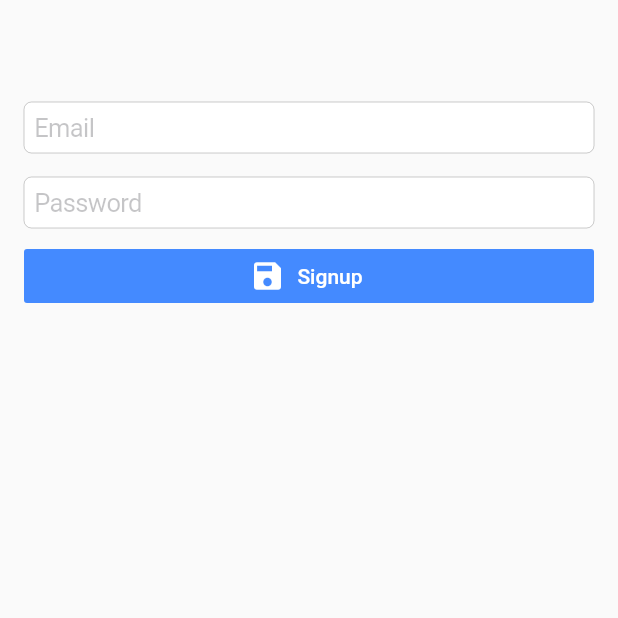
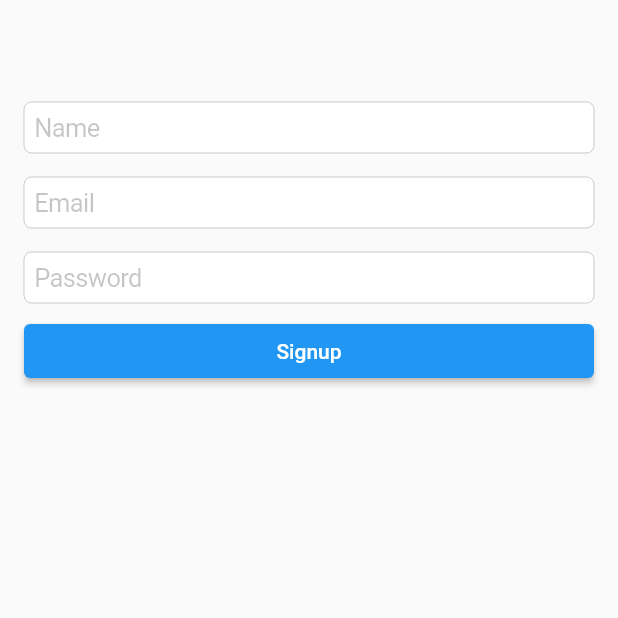
Before and after one commit to PatrickNiyogitare28/flutter_nodejs_auth, a Flutter app: the screen it shows after launch, on a phone screen of 412 x 824 dp, the top half of it. Run offline on Flutter 3.47's test engine with Material 2 defaults, Android fonts, the phone set to English and light mode, and no system bars; our stand-ins replace shared_preferences.

Commit message:
chore: reproduced error

```diff
--- a/flutter_client/lib/main.dart
+++ b/flutter_client/lib/main.dart
@@ -1,10 +1,8 @@
-import 'dart:convert';
 
 import 'package:flutter/material.dart';
-import 'package:flutter/cupertino.dart';
-import 'package:http/http.dart' as http;
-import 'package:shared_preferences/shared_preferences.dart';
 
+import './screens/signup_screen.dart';
+import './screens/landing_screen.dart';
 
 void main() {
   runApp(MyApp());
@@ -16,7 +14,7 @@ class MyApp extends StatelessWidget {
   Widget build(BuildContext context) {
     return MaterialApp(
 
-      home: CupertinoTextFieldDemo(),
+      home: Signup(),
       routes: {
         LandingScreen.id: (context) => LandingScreen()
       },
@@ -27,105 +25,3 @@ class MyApp extends StatelessWidget {
 // Copyright 2019 The Flutter team. All rights reserved.
 // Use of this source code is governed by a BSD-style license that can be
 // found in the LICENSE file.
-
-
-
-
-class CupertinoTextFieldDemo extends StatelessWidget {
-  var email;
-  var password;
-
-  @override
-  Widget build(BuildContext context) {
-    return CupertinoPageScaffold(
-      navigationBar: CupertinoNavigationBar(
-        automaticallyImplyLeading: false,
-      ),
-      child: SafeArea(
-        child: ListView(
-          restorationId: 'text_field_demo_list_view',
-          padding: const EdgeInsets.all(16),
-          children: [
-            Padding(
-              padding: const EdgeInsets.symmetric(vertical: 8),
-              child: CupertinoTextField(
-                textInputAction: TextInputAction.next,
-                restorationId: 'email_address_text_field',
-                placeholder: "Email",
-                keyboardType: TextInputType.emailAddress,
-                clearButtonMode: OverlayVisibilityMode.editing,
-                autocorrect: false,
-                onChanged: (value) {
-                  email = value;
-                },
-              ),
-            ),
-            Padding(
-              padding: const EdgeInsets.symmetric(vertical: 8),
-              child: CupertinoTextField(
-                textInputAction: TextInputAction.next,
-                restorationId: 'login_password_text_field',
-                placeholder: "Password",
-                clearButtonMode: OverlayVisibilityMode.editing,
-                obscureText: true,
-                autocorrect: false,
-                 onChanged: (value) {
-                  password = value;
-                },
-              ),
-            ),
-           FlatButton.icon(
-             onPressed: () async{
-               signup(email, password);
-              SharedPreferences prefs = await SharedPreferences.getInstance();
-              String token = prefs.getString("token");
-              if(token != null){
-               Navigator.pushNamed(context, LandingScreen.id);
-              }
-             },
-             icon: Icon(Icons.save, color: Colors.white,),
-             label: Text("Signup", style: TextStyle(color: Colors.white),
-             ),
-             color: Colors.blueAccent,)
-          ],
-        ),
-      ),
-    );
-  }
-}
-
-
-signup(email, password) async{
-    var url = "http://10.0.2.2:5000/signup";
-    final response = await http.post(
-    url,
-    headers: <String, String>{
-      'Content-Type': 'application/json; charset=UTF-8',
-    },
-    body: jsonEncode(<String, String>{
-      'email': email, 'password': password
-    }),
-  );
-
-  if (response.statusCode == 201) {
-    print(response.body);
-    // SharedPreferences.setMockInitialValues({});
-    SharedPreferences prefs = await SharedPreferences.getInstance();
-    var parse = jsonDecode(response.body);
-    await prefs.setString('token', parse["token"]);
-    String token = prefs.getString("token");
-    print("Token: "+token);
-  } else {
-    throw Exception('Failed to create album....');
-  }
-}
-
-class LandingScreen extends StatelessWidget {
-  static const String id = "LandingScreen";
-  @override
-  Widget build(BuildContext context) {
-    return  Scaffold(
-      body: Text("Welcome to landing screen"),
-    );
-  }
-}
--- /dev/null
+++ b/flutter_client/lib/models/Error.dart
@@ -0,0 +1,5 @@
+class Error {
+  final hasError;
+  final message;
+  Error(this.hasError, this.message);
+}
--- /dev/null
+++ b/flutter_client/lib/screens/signup_screen.dart
@@ -0,0 +1,136 @@
+import 'package:flutter/material.dart';
+import 'package:shared_preferences/shared_preferences.dart';
+import 'package:flutter/cupertino.dart';
+import 'package:http/http.dart' as http;
+import 'dart:convert';
+
+import './landing_screen.dart';
+import '../models/Error.dart';
+import '../widgets/error.dart';
+
+Error error;
+
+class Signup extends StatefulWidget {
+
+  Signup(){
+    error = new Error(false, '');
+
+  }
+
+  @override
+  _SignupState createState() => _SignupState();
+}
+
+class _SignupState extends State<Signup> {
+
+  var email;
+
+  var password;
+
+  var name;
+
+  @override
+  Widget build(BuildContext context) {
+    return CupertinoPageScaffold(
+      navigationBar: CupertinoNavigationBar(
+        automaticallyImplyLeading: false,
+      ),
+      child: SafeArea(
+        child: ListView(
+          restorationId: 'text_field_demo_list_view',
+          padding: const EdgeInsets.all(16),
+          children: [
+
+            Stack(
+              children: [
+              (error.message == true) ? (
+                Text("Error happened.....")
+              ) : (Container()),
+
+              ],
+            ),
+            // ShowError(error.message),
+            Padding(
+              padding: const EdgeInsets.symmetric(vertical: 8),
+              child: CupertinoTextField(
+                textInputAction: TextInputAction.next,
+                restorationId: 'email_address_text_field',
+                placeholder: "Name",
+                keyboardType: TextInputType.emailAddress,
+                clearButtonMode: OverlayVisibilityMode.editing,
+                autocorrect: false,
+                onChanged: (value) {
+                  name = value;
+                },
+              ),
+            ),
+            Padding(
+              padding: const EdgeInsets.symmetric(vertical: 8),
+              child: CupertinoTextField(
+                textInputAction: TextInputAction.next,
+                restorationId: 'email_address_text_field',
+                placeholder: "Email",
+                keyboardType: TextInputType.emailAddress,
+                clearButtonMode: OverlayVisibilityMode.editing,
+                autocorrect: false,
+                onChanged: (value) {
+                  email = value;
+                },
+              ),
+            ),
+            Padding(
+              padding: const EdgeInsets.symmetric(vertical: 8),
+              child: CupertinoTextField(
+                textInputAction: TextInputAction.next,
+                restorationId: 'login_password_text_field',
+                placeholder: "Password",
+                clearButtonMode: OverlayVisibilityMode.editing,
+                obscureText: true,
+                autocorrect: false,
+                 onChanged: (value) {
+                  password = value;
+                },
+              ),
+            ),
+           ElevatedButton(
+             onPressed: () async{
+              signup(name,email, password);
+              SharedPreferences prefs = await SharedPreferences.getInstance();
+              String token = prefs.getString("token");
+              // if(token != null){
+              //  Navigator.pushNamed(context, LandingScreen.id);
+              // }
+             },
+             child: Text("Signup"),
+            )
+          ],
+        ),
+      ),
+    );
+  }
+
+  void signup(name, email, password) async{
+    var url = "http://10.0.2.2:5000/Signup";
+    final response = await http.post(
+    url,
+    headers: <String, String>{
+      'Content-Type': 'application/json; charset=UTF-8',
+    },
+    body: jsonEncode(<String, String>{
+      'email': email, 'password': password
+    }),
+  );
+    var parse = jsonDecode(response.body);
+    print("code......."+(response.statusCode).toString());
+    print(parse);
+
+  if (response.statusCode == 201) {
+    SharedPreferences prefs = await SharedPreferences.getInstance();
+    await prefs.setString('token', parse["token"]);
+    String token = prefs.getString("token");
+    print("Token: "+token);
+  } else if(response.statusCode == 406) {
+     new Error(true, parse["message"]);
+  }
+}
+}
```
Also changed, not shown: flutter_client/lib/screens/landing_screen.dart (added, +11 -0 lines), flutter_client/lib/widgets/error.dart (added, +13 -0 lines).
